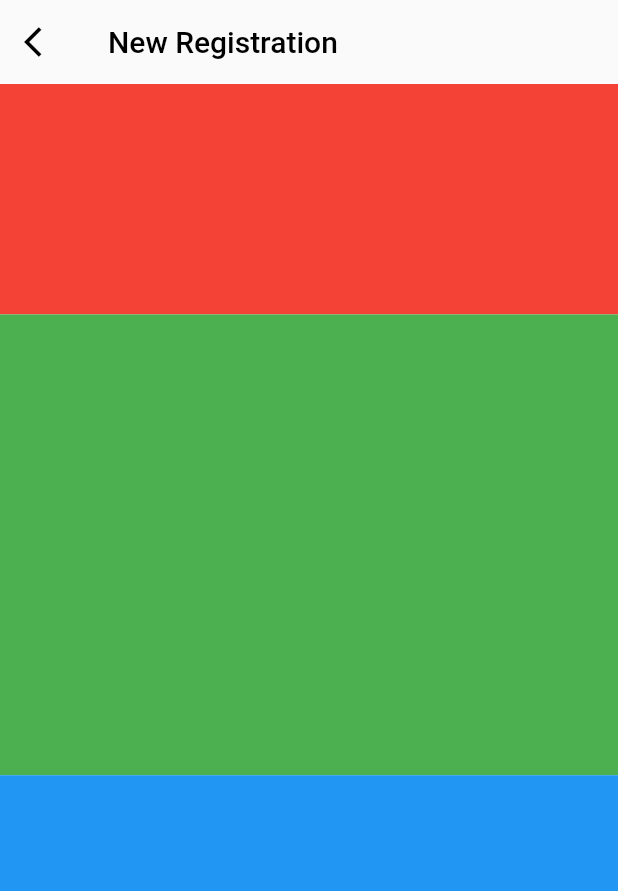
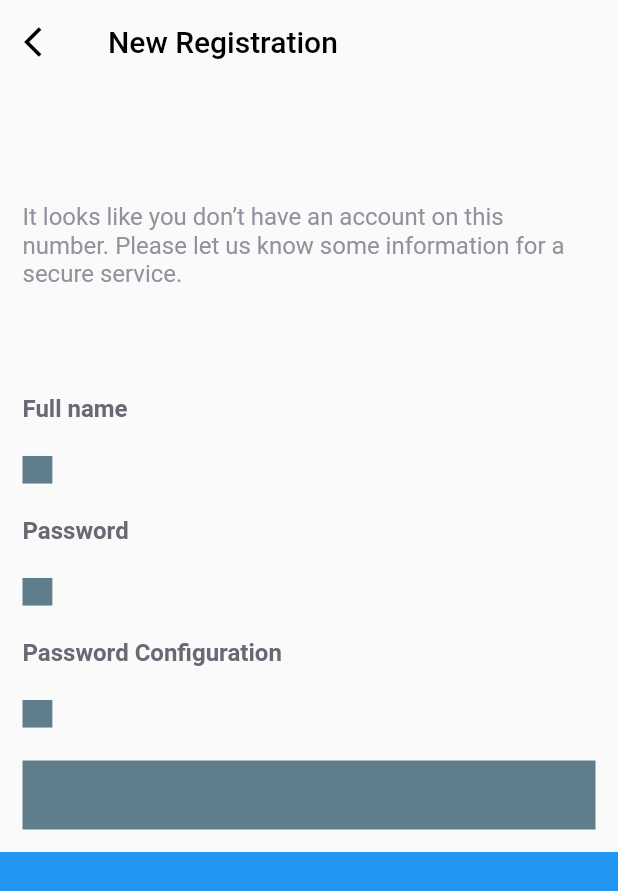
Before and after one commit to Yusuf-bek/organico, a Flutter app: the screen it shows after launch, on a phone screen of 412 x 824 dp. Shown: the top 891 px of the screen. Run offline on Flutter 3.47's test engine with Material 2 defaults, Android fonts, the phone set to English and light mode, and no system bars.

Commit message:
added text styles to core/constants and some other changes

```diff
--- a/lib/authentication/new_registration/new_registration_screen.dart
+++ b/lib/authentication/new_registration/new_registration_screen.dart
@@ -1,4 +1,7 @@
 import 'package:flutter/material.dart';
+import 'package:organico/core/components/size_config.dart';
+import 'package:organico/core/constants/colors.dart';
+import 'package:organico/core/constants/text_styles.dart';
 
 class NewRegistrationScreen extends StatelessWidget {
   const NewRegistrationScreen({Key? key}) : super(key: key);
@@ -18,21 +21,70 @@ class NewRegistrationScreen extends StatelessWidget {
       body: Column(
         children: [
           Expanded(
+            child: Container(
+              color: Colors.transparent,
+            ),
+          ),
+          Expanded(
             flex: 2,
             child: Container(
-              color: Colors.red,
+              color: Colors.transparent,
               width: MediaQuery.of(context).size.width,
-              child: const Text(
-                "It looks like you don’t have an account on this number. Please let us know some information for a secure service.",
-                style: TextStyle(color: Color(0x000000ff)),
+              child: const Padding(
+                padding: EdgeInsets.all(15.0),
+                child: Text(
+                  "It looks like you don’t have an account on this number. Please let us know some information for a secure service.",
+                  style: MyTextStyles.infoTextStyle,
+                ),
               ),
             ),
           ),
           Expanded(
-            flex: 4,
+            flex: 5,
             child: Container(
-              color: Colors.green,
+              color: Colors.transparent,
               width: MediaQuery.of(context).size.width,
+              child: Padding(
+                padding: const EdgeInsets.all(15.0),
+                child: Column(
+                  mainAxisAlignment: MainAxisAlignment.spaceBetween,
+                  crossAxisAlignment: CrossAxisAlignment.start,
+                  children: [
+                    const Text(
+                      "Full name",
+                      style: MyTextStyles.textFieldTopTextStyle,
+                    ),
+                    Container(
+                      color: Colors.blueGrey,
+                      width: getProportionScreenWidth(20),
+                      height: getProportionScreenHeight(20),
+                    ),
+                    const Text(
+                      "Password",
+                      style: MyTextStyles.textFieldTopTextStyle,
+                    ),
+                    Container(
+                      color: Colors.blueGrey,
+                      width: getProportionScreenWidth(20),
+                      height: getProportionScreenHeight(20),
+                    ),
+                    const Text(
+                      "Password Configuration",
+                      style: MyTextStyles.textFieldTopTextStyle,
+                    ),
+                    Container(
+                      color: Colors.blueGrey,
+                      width: getProportionScreenWidth(20),
+                      height: getProportionScreenHeight(20),
+                    ),
+                    Container(
+                      color: Colors.blueGrey,
+                      width: getProportionScreenWidth(500),
+                      height: getProportionScreenHeight(50),
+                    ),
+                  ],
+                ),
+              ),
             ),
           ),
           Expanded(
--- a/lib/authentication/sign_in/sign_in_screen.dart
+++ b/lib/authentication/sign_in/sign_in_screen.dart
@@ -1,5 +1,7 @@
 import 'package:flutter/material.dart';
 import 'package:organico/core/components/size_config.dart';
+import 'package:organico/core/constants/colors.dart';
+import 'package:organico/core/constants/text_styles.dart';
 
 class SignInScreen extends StatelessWidget {
   const SignInScreen({Key? key}) : super(key: key);
@@ -28,14 +30,14 @@ class SignInScreen extends StatelessWidget {
                         width: getProportionScreenWidth(74),
                         height: getProportionScreenHeight(48),
                         decoration: BoxDecoration(
-                          color: const Color(0xFF92929D),
+                          color: MyColors.greyTextColor,
                           borderRadius: const BorderRadius.only(
                             topLeft: Radius.circular(27.0),
                             bottomLeft: Radius.circular(27.0),
                           ),
                           border: Border.all(
                             width: 0.5,
-                            color: const Color(0xFF92929D),
+                            color: MyColors.greyTextColor,
                           ),
                         ),
                       ),
@@ -47,7 +49,7 @@ class SignInScreen extends StatelessWidget {
                             labelText: "Your phone number",
                             border: OutlineInputBorder(
                               borderSide: BorderSide(
-                                  color: Color(0xFF92929D),
+                                color: MyColors.greyTextColor,
                               ),
                               borderRadius: BorderRadius.only(
                                 bottomRight: Radius.circular(27.0),
@@ -56,10 +58,11 @@ class SignInScreen extends StatelessWidget {
                             ),
                             filled: true,
                             hintStyle: TextStyle(
-                                color: Color(0xFF92929D),
+                              color: MyColors.greyTextColor,
                             ),
                             hintText: "phone number",
-                              fillColor: Colors.white70),
+                            fillColor: Colors.white70,
+                          ),
                         ),
                       ),
                     ],
@@ -166,9 +169,7 @@ class SignInScreen extends StatelessWidget {
             ),
             Text(
               "Welcome to Organico Mobile Apps. Please fill in the field below to sign in.",
-              style: TextStyle(
-                color: Colors.grey,
-              ),
+              style: MyTextStyles.infoTextStyle,
             ),
           ],
         ),
--- /dev/null
+++ b/lib/core/constants/colors.dart
@@ -0,0 +1,8 @@
+import 'dart:ui';
+
+class MyColors {
+  static const Color primary = Color(0xFF2ECC71);
+  static const Color greyTextColor = Color(0xFF92929D);
+  static const Color darkGrey = Color(0xFF696974);
+
+}
--- /dev/null
+++ b/lib/core/constants/text_styles.dart
@@ -0,0 +1,15 @@
+import 'package:flutter/material.dart';
+import 'package:organico/core/constants/colors.dart';
+
+class MyTextStyles {
+  static const TextStyle textFieldTopTextStyle = TextStyle(
+    fontWeight: FontWeight.bold,
+    fontSize: 16,
+    color: MyColors.darkGrey,
+  );
+
+  static const TextStyle infoTextStyle = TextStyle(
+    color: MyColors.greyTextColor,
+    fontSize: 16,
+  );
+}
--- a/lib/main.dart
+++ b/lib/main.dart
@@ -18,6 +18,7 @@ class MyApp extends StatelessWidget {
       theme: MyTheme.getMyLightTheme(),
       //! Change this inital route after finishing
       initialRoute: "/newregistrationscreen",
+
       onGenerateRoute: routClassInctance.generateRoute,
     );
   }
```
Lines whose indentation alone changed are shown as unchanged.
